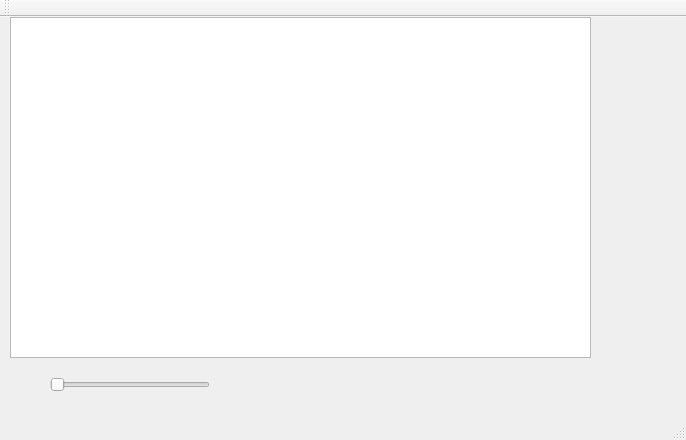
Before: the Qt Designer form qt/teste2/mainwindow.ui in TomasSQ/volumetricImages, drawn with Qt 5.
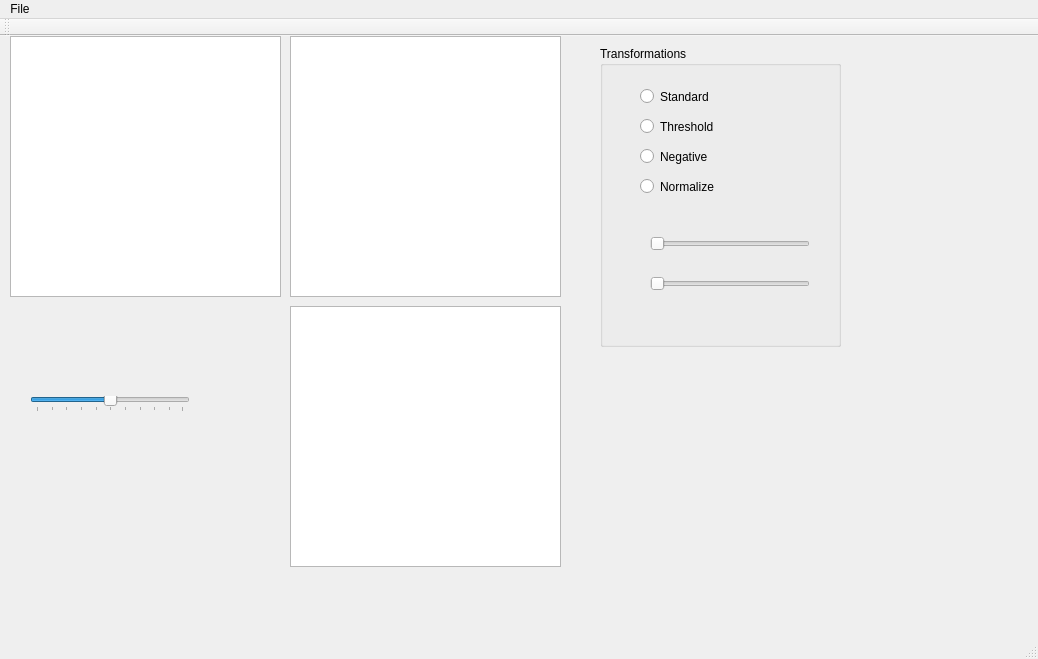
After: the same form once the commit is applied.

Patch:
```diff
--- a/qt/teste2/mainwindow.ui
+++ b/qt/teste2/mainwindow.ui
@@ -6,39 +6,162 @@
    <rect>
     <x>0</x>
     <y>0</y>
-    <width>686</width>
-    <height>440</height>
+    <width>1038</width>
+    <height>659</height>
    </rect>
   </property>
   <property name="windowTitle">
    <string>MainWindow</string>
   </property>
   <widget class="QWidget" name="centralWidget">
-   <widget class="QGraphicsView" name="graphicsView">
-    <property name="geometry">
-     <rect>
-      <x>10</x>
-      <y>0</y>
-      <width>581</width>
-      <height>341</height>
-     </rect>
-    </property>
-   </widget>
    <widget class="QSlider" name="horizontalSlider">
     <property name="geometry">
      <rect>
-      <x>50</x>
+      <x>30</x>
       <y>360</y>
       <width>160</width>
       <height>16</height>
      </rect>
     </property>
     <property name="singleStep">
-     <number>5</number>
+     <number>1</number>
+    </property>
+    <property name="value">
+     <number>50</number>
     </property>
     <property name="orientation">
      <enum>Qt::Horizontal</enum>
     </property>
+    <property name="tickPosition">
+     <enum>QSlider::TicksBelow</enum>
+    </property>
+   </widget>
+   <widget class="QGraphicsView" name="graphicsView_3">
+    <property name="geometry">
+     <rect>
+      <x>290</x>
+      <y>270</y>
+      <width>271</width>
+      <height>261</height>
+     </rect>
+    </property>
+   </widget>
+   <widget class="QGraphicsView" name="graphicsView_2">
+    <property name="geometry">
+     <rect>
+      <x>290</x>
+      <y>0</y>
+      <width>271</width>
+      <height>261</height>
+     </rect>
+    </property>
+   </widget>
+   <widget class="QGraphicsView" name="graphicsView">
+    <property name="geometry">
+     <rect>
+      <x>10</x>
+      <y>0</y>
+      <width>271</width>
+      <height>261</height>
+     </rect>
+    </property>
+   </widget>
+   <widget class="QGroupBox" name="groupBox">
+    <property name="geometry">
+     <rect>
+      <x>600</x>
+      <y>10</y>
+      <width>241</width>
+      <height>301</height>
+     </rect>
+    </property>
+    <property name="title">
+     <string>Transformations</string>
+    </property>
+    <widget class="QRadioButton" name="radioButton_std">
+     <property name="geometry">
+      <rect>
+       <x>40</x>
+       <y>40</y>
+       <width>100</width>
+       <height>21</height>
+      </rect>
+     </property>
+     <property name="text">
+      <string>Standard</string>
+     </property>
+    </widget>
+    <widget class="QRadioButton" name="radioButton_threshold">
+     <property name="geometry">
+      <rect>
+       <x>40</x>
+       <y>70</y>
+       <width>100</width>
+       <height>21</height>
+      </rect>
+     </property>
+     <property name="text">
+      <string>Threshold</string>
+     </property>
+    </widget>
+    <widget class="QRadioButton" name="radioButton_negative">
+     <property name="geometry">
+      <rect>
+       <x>40</x>
+       <y>100</y>
+       <width>100</width>
+       <height>21</height>
+      </rect>
+     </property>
+     <property name="text">
+      <string>Negative</string>
+     </property>
+    </widget>
+    <widget class="QRadioButton" name="radioButton_Normalize">
+     <property name="geometry">
+      <rect>
+       <x>40</x>
+       <y>130</y>
+       <width>100</width>
+       <height>21</height>
+      </rect>
+     </property>
+     <property name="text">
+      <string>Normalize</string>
+     </property>
+    </widget>
+    <widget class="QSlider" name="horizontalSlider_transformationsA">
+     <property name="geometry">
+      <rect>
+       <x>50</x>
+       <y>190</y>
+       <width>160</width>
+       <height>16</height>
+      </rect>
+     </property>
+     <property name="maximum">
+      <number>255</number>
+     </property>
+     <property name="orientation">
+      <enum>Qt::Horizontal</enum>
+     </property>
+    </widget>
+    <widget class="QSlider" name="horizontalSlider_transformationsB">
+     <property name="geometry">
+      <rect>
+       <x>50</x>
+       <y>230</y>
+       <width>160</width>
+       <height>16</height>
+      </rect>
+     </property>
+     <property name="maximum">
+      <number>255</number>
+     </property>
+     <property name="orientation">
+      <enum>Qt::Horizontal</enum>
+     </property>
+    </widget>
    </widget>
   </widget>
   <widget class="QMenuBar" name="menuBar">
@@ -46,10 +169,17 @@
     <rect>
      <x>0</x>
      <y>0</y>
-     <width>686</width>
+     <width>1038</width>
      <height>20</height>
     </rect>
    </property>
+   <widget class="QMenu" name="menuFile">
+    <property name="title">
+     <string>File</string>
+    </property>
+    <addaction name="actionOpen"/>
+   </widget>
+   <addaction name="menuFile"/>
   </widget>
   <widget class="QToolBar" name="mainToolBar">
    <attribute name="toolBarArea">
```
Left out of the diff: 13 changed lines with no effect on the pictures.
